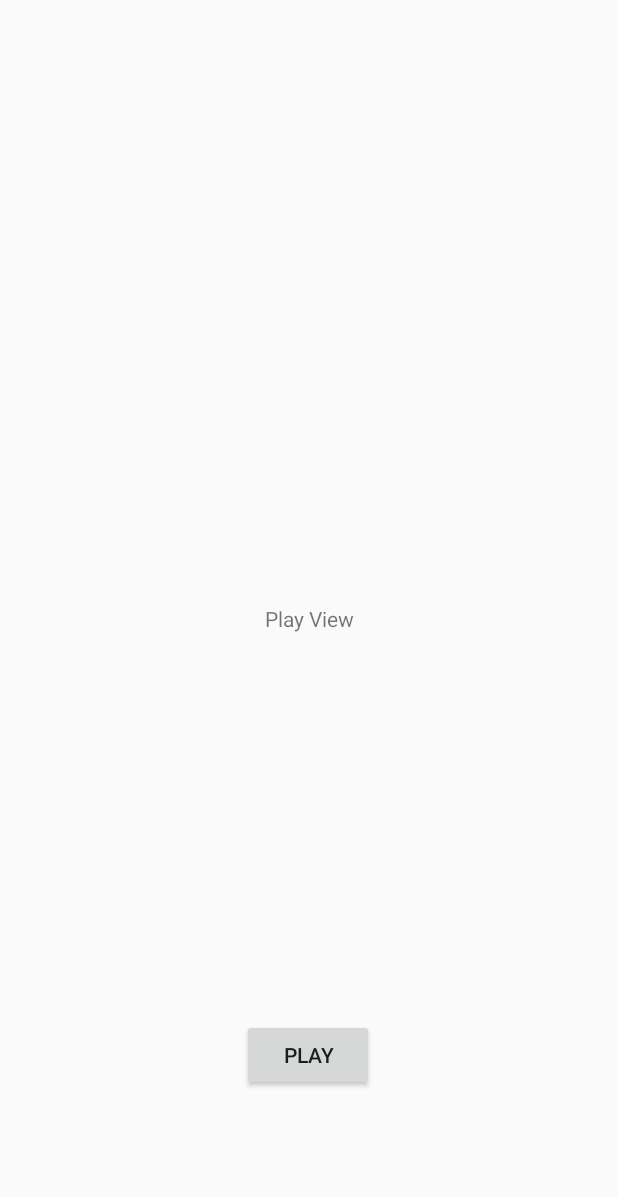
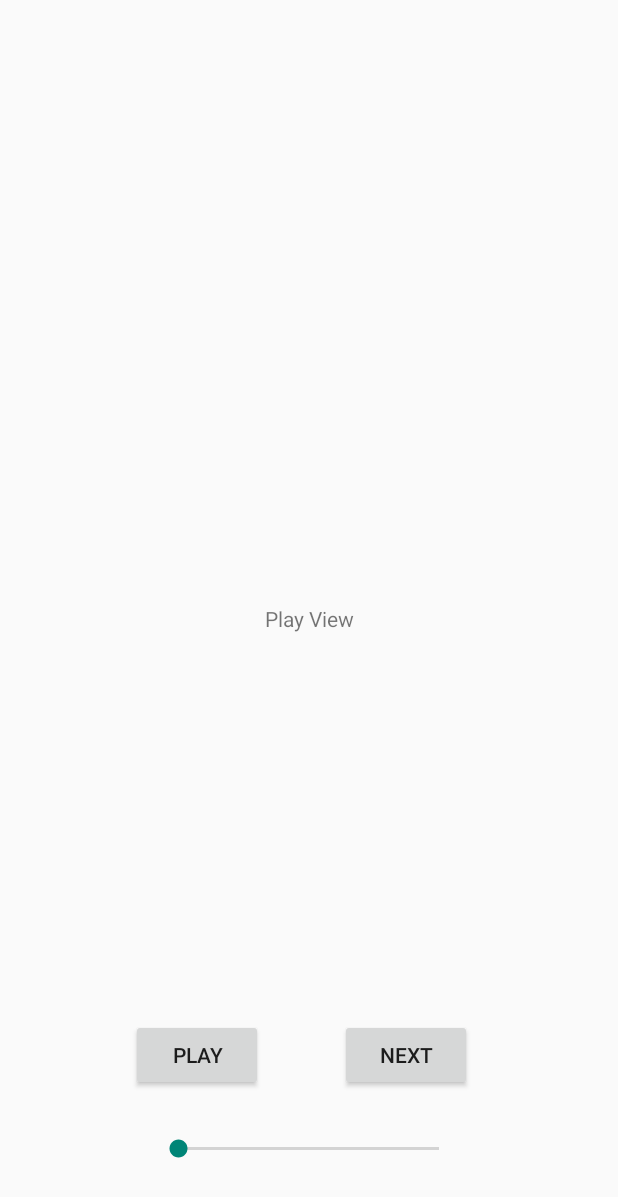
Before and after one commit to PennaLai/IceCream, an Android app: the layout fragment_play.xml on its own in the app's theme, with its tools: preview values and no code run, on a phone screen of 412 x 824 dp. Shown: the top 1197 px of the screen. Run offline under Robolectric (Android 15) with nearby library versions, the phone set to English and light mode, and no system bars.

Commit message:
增加进度条

```diff
--- a/app/src/main/res/layout/fragment_play.xml
+++ b/app/src/main/res/layout/fragment_play.xml
@@ -8,14 +8,12 @@
 
 
     <TextView
-        android:id="@+id/textView3"
+        android:id="@+id/tv_volume"
         android:layout_width="wrap_content"
         android:layout_height="wrap_content"
         android:layout_marginStart="8dp"
-        android:layout_marginLeft="8dp"
         android:layout_marginTop="8dp"
         android:layout_marginEnd="8dp"
-        android:layout_marginRight="8dp"
         android:layout_marginBottom="8dp"
         android:text="Play View"
         app:layout_constraintBottom_toBottomOf="parent"
@@ -28,16 +26,45 @@
         android:layout_width="wrap_content"
         android:layout_height="wrap_content"
         android:layout_marginStart="8dp"
-        android:layout_marginLeft="8dp"
         android:layout_marginTop="8dp"
         android:layout_marginEnd="8dp"
-        android:layout_marginRight="8dp"
         android:layout_marginBottom="8dp"
         android:text="PLAY"
         app:layout_constraintBottom_toBottomOf="parent"
         app:layout_constraintEnd_toEndOf="parent"
-        app:layout_constraintHorizontal_bias="0.498"
+        app:layout_constraintHorizontal_bias="0.257"
         app:layout_constraintStart_toStartOf="parent"
         app:layout_constraintTop_toTopOf="parent"
         app:layout_constraintVertical_bias="0.883" />
+
+    <Button
+        android:id="@+id/bt_next"
+        android:layout_width="wrap_content"
+        android:layout_height="wrap_content"
+        android:layout_marginStart="8dp"
+        android:layout_marginTop="8dp"
+        android:layout_marginEnd="8dp"
+        android:layout_marginBottom="8dp"
+        android:text="Next"
+        app:layout_constraintBottom_toBottomOf="parent"
+        app:layout_constraintEnd_toEndOf="parent"
+        app:layout_constraintHorizontal_bias="0.327"
+        app:layout_constraintStart_toEndOf="@+id/bt_play"
+        app:layout_constraintTop_toTopOf="parent"
+        app:layout_constraintVertical_bias="0.883" />
+
+    <SeekBar
+        android:id="@+id/seekBar_volume"
+        android:layout_width="206dp"
+        android:layout_height="25dp"
+        android:layout_marginStart="8dp"
+        android:layout_marginTop="8dp"
+        android:layout_marginEnd="8dp"
+        android:layout_marginBottom="8dp"
+        app:layout_constraintBottom_toBottomOf="parent"
+        app:layout_constraintEnd_toEndOf="parent"
+        app:layout_constraintHorizontal_bias="0.497"
+        app:layout_constraintStart_toStartOf="parent"
+        app:layout_constraintTop_toTopOf="parent"
+        app:layout_constraintVertical_bias="0.952" />
 </android.support.constraint.ConstraintLayout>
```
Also changed, not shown: app/src/main/java/com/example/icecream/MainActivity.java (+11 -11 lines), app/src/main/java/com/example/icecream/fragment/PlayFragment.java (+29 -0 lines).
